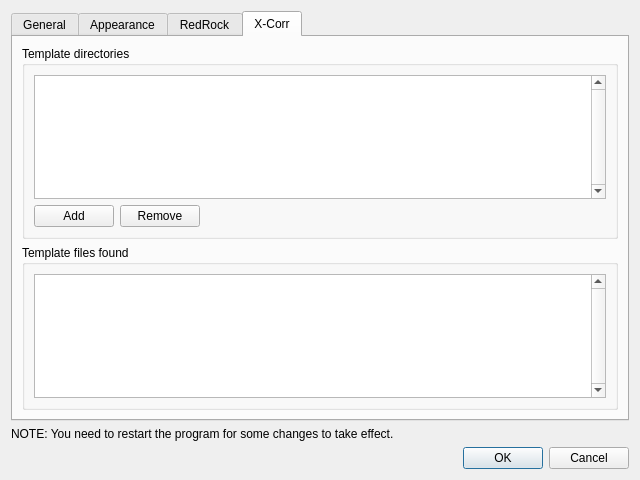
Before: the Qt Designer form src/redmost/ui/settings_dialog.ui in mauritiusdadd/redmost, drawn with Qt 5.
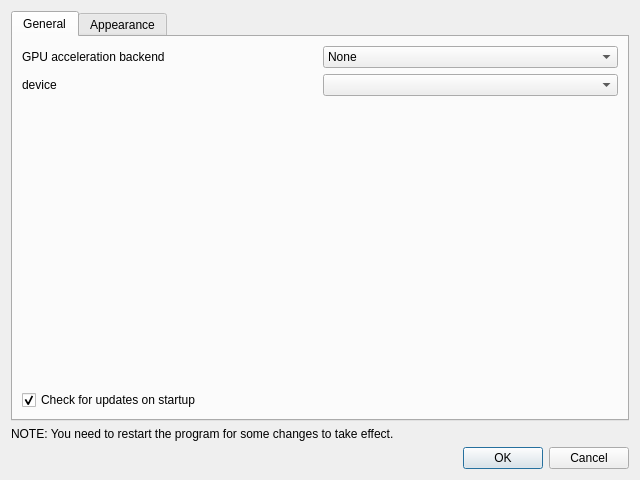
After: the same form once the commit is applied. The open tabs and pages were chosen to show the change.

Diff of the .ui file:
```diff
--- a/src/redmost/ui/settings_dialog.ui
+++ b/src/redmost/ui/settings_dialog.ui
@@ -148,109 +148,6 @@
        </item>
       </layout>
      </widget>
-     <widget class="QWidget" name="tab_rrock">
-      <attribute name="title">
-       <string>RedRock</string>
-      </attribute>
-      <layout class="QGridLayout" name="gridLayout_8">
-       <item row="2" column="0" colspan="4">
-        <widget class="QGroupBox" name="groupBox_4">
-         <property name="title">
-          <string>Template files found</string>
-         </property>
-         <layout class="QGridLayout" name="gridLayout_7">
-          <item row="0" column="0">
-           <widget class="QListWidget" name="template_files_list_widget_rrock">
-            <property name="verticalScrollBarPolicy">
-             <enum>Qt::ScrollBarPolicy::ScrollBarAlwaysOn</enum>
-            </property>
-           </widget>
-          </item>
-         </layout>
-        </widget>
-       </item>
-       <item row="1" column="1" colspan="3">
-        <widget class="QLineEdit" name="linet_edit_template_dir_rrock"/>
-       </item>
-       <item row="1" column="0">
-        <widget class="QPushButton" name="select_template_dir_rrock">
-         <property name="text">
-          <string>Choose template folder</string>
-         </property>
-        </widget>
-       </item>
-      </layout>
-     </widget>
-     <widget class="QWidget" name="tab_xcorr">
-      <attribute name="title">
-       <string>X-Corr</string>
-      </attribute>
-      <layout class="QGridLayout" name="gridLayout_3">
-       <item row="1" column="2" colspan="2">
-        <widget class="QGroupBox" name="groupBox_2">
-         <property name="title">
-          <string>Template files found</string>
-         </property>
-         <layout class="QGridLayout" name="gridLayout_5">
-          <item row="0" column="0">
-           <widget class="QListWidget" name="template_files_list_widget">
-            <property name="verticalScrollBarPolicy">
-             <enum>Qt::ScrollBarPolicy::ScrollBarAlwaysOn</enum>
-            </property>
-           </widget>
-          </item>
-         </layout>
-        </widget>
-       </item>
-       <item row="0" column="2" colspan="2">
-        <widget class="QGroupBox" name="groupBox">
-         <property name="title">
-          <string>Template directories</string>
-         </property>
-         <layout class="QGridLayout" name="gridLayout_4">
-          <item row="1" column="0">
-           <layout class="QHBoxLayout" name="horizontalLayout">
-            <item>
-             <widget class="QPushButton" name="add_template_dir_push_button">
-              <property name="text">
-               <string>Add</string>
-              </property>
-             </widget>
-            </item>
-            <item>
-             <widget class="QPushButton" name="remove_template_dir_push_button">
-              <property name="text">
-               <string>Remove</string>
-              </property>
-             </widget>
-            </item>
-            <item>
-             <spacer name="horizontalSpacer">
-              <property name="orientation">
-               <enum>Qt::Orientation::Horizontal</enum>
-              </property>
-              <property name="sizeHint" stdset="0">
-               <size>
-                <width>40</width>
-                <height>20</height>
-               </size>
-              </property>
-             </spacer>
-            </item>
-           </layout>
-          </item>
-          <item row="0" column="0">
-           <widget class="QListWidget" name="template_dirs_list_widget">
-            <property name="verticalScrollBarPolicy">
-             <enum>Qt::ScrollBarPolicy::ScrollBarAlwaysOn</enum>
-            </property>
-           </widget>
-          </item>
-         </layout>
-        </widget>
-       </item>
-      </layout>
-     </widget>
     </widget>
    </item>
    <item>
```
